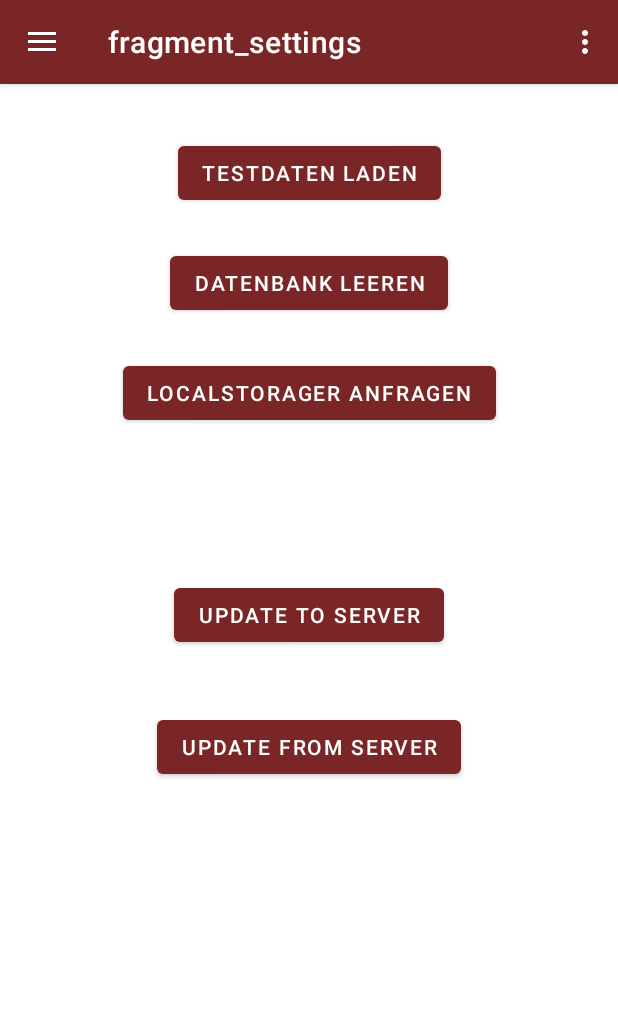
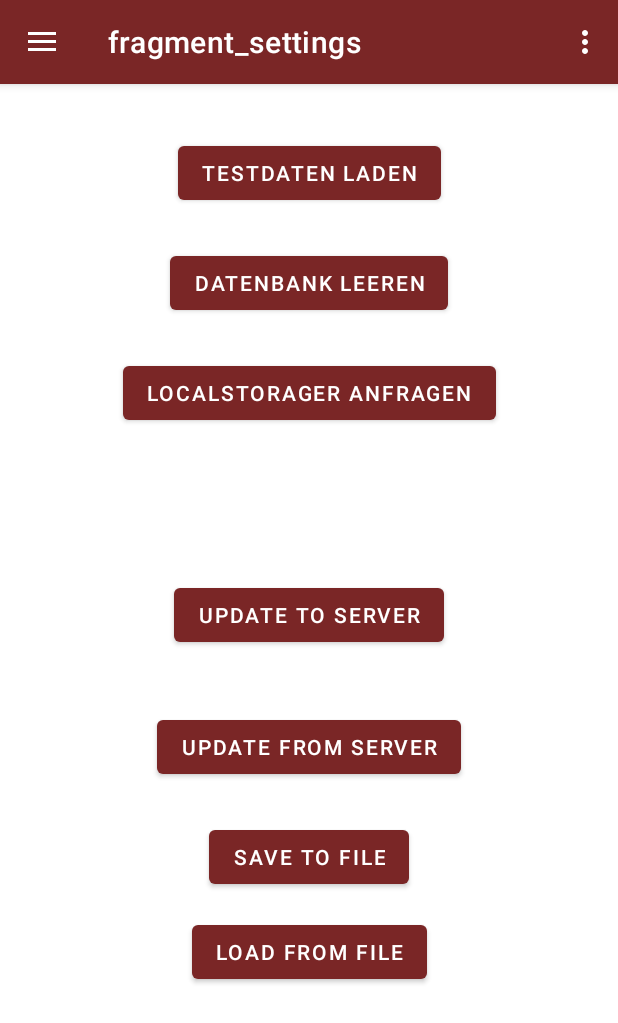
Before and after one commit to Thom-Mon/ShoppingListApp, an Android app: the screen it shows after launch (MainActivity), in the side drawer, after a tap on "Einstellungen", on a phone screen of 412 x 824 dp. Shown: the top 1023 px of the screen. Run offline under Robolectric (Android 15) with nearby library versions, the light colour scheme and no system bars; our stand-ins replace Room's generated code, navigation-ui.

Commit message:
gitignore and save load file

```diff
--- a/app/src/main/AndroidManifest.xml
+++ b/app/src/main/AndroidManifest.xml
@@ -1,6 +1,8 @@
 <?xml version="1.0" encoding="utf-8"?>
 <manifest xmlns:android="http://schemas.android.com/apk/res/android"
     xmlns:tools="http://schemas.android.com/tools">
+    <uses-permission android:name="android.permission.READ_EXTERNAL_STORAGE"/>
+    <uses-permission android:name="android.permission.WRITE_EXTERNAL_STORAGE"/>
     <uses-permission android:name="android.permission.INTERNET"/>
     <application
         android:name=".StartupClass"
--- a/app/src/main/res/layout/fragment_settings.xml
+++ b/app/src/main/res/layout/fragment_settings.xml
@@ -56,5 +56,25 @@
         app:layout_constraintStart_toStartOf="parent"
         app:layout_constraintTop_toBottomOf="@+id/btn_call_api_POST" />
 
+    <com.google.android.material.button.MaterialButton
+        android:id="@+id/btn_saveToFile"
+        android:layout_width="wrap_content"
+        android:layout_height="wrap_content"
+        android:layout_marginTop="25dp"
+        android:text="Save to file"
+        app:layout_constraintEnd_toEndOf="parent"
+        app:layout_constraintStart_toStartOf="parent"
+        app:layout_constraintTop_toBottomOf="@+id/btn_call_api_POST_download" />
+
+    <com.google.android.material.button.MaterialButton
+        android:id="@+id/btn_loadFromFile"
+        android:layout_width="wrap_content"
+        android:layout_height="wrap_content"
+        android:layout_marginTop="15dp"
+        android:text="Load from File"
+        app:layout_constraintEnd_toEndOf="parent"
+        app:layout_constraintStart_toStartOf="parent"
+        app:layout_constraintTop_toBottomOf="@+id/btn_saveToFile" />
+
 
 </androidx.constraintlayout.widget.ConstraintLayout>
```
Also changed, not shown: app/src/main/java/com/example/shoppinglistapp/ui/settings/SettingsFragment.kt (+92 -0 lines), 1 other file.
